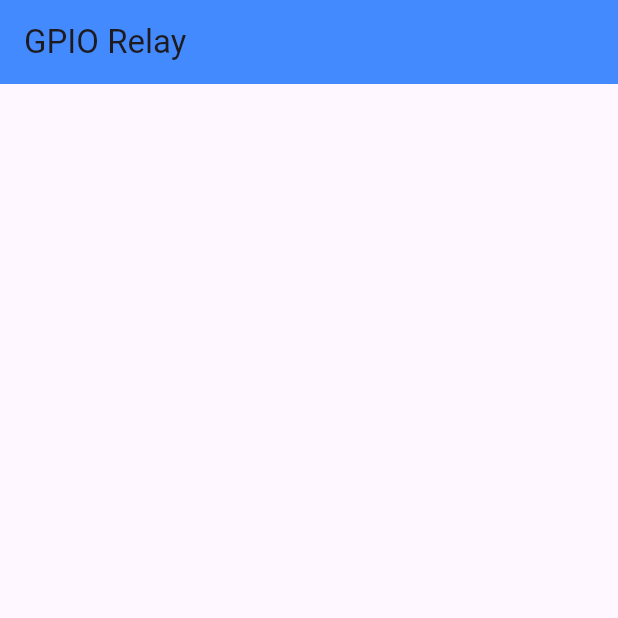
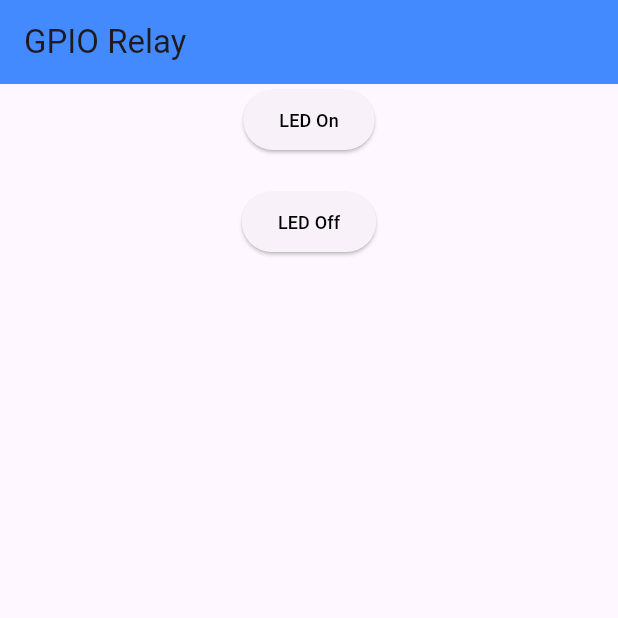
Before and after one commit to AllyTechEngineering/gpio_relay, a Flutter app: the screen it shows after launch, on a phone screen of 412 x 824 dp, the top half of it. Run offline on Flutter 3.47's test engine with Material 3 defaults, Android fonts, the light colour scheme and no system bars.

Commit message:
updated home_screen and added methods

```diff
--- a/lib/screens/home_screen.dart
+++ b/lib/screens/home_screen.dart
@@ -1,4 +1,5 @@
 import 'package:flutter/material.dart';
+import 'package:gpio_relay/src/gpio_relay_one.dart';
 
 class HomeScreen extends StatefulWidget {
   const HomeScreen({super.key});
@@ -10,6 +11,8 @@ class HomeScreen extends StatefulWidget {
 class _HomeScreenState extends State<HomeScreen> {
   @override
   Widget build(BuildContext context) {
+    // Creating an instance of the class and assigning it to the variable.
+    final GpioRelayOne gpioRelayOne = GpioRelayOne();
     return Scaffold(
       appBar: AppBar(
         backgroundColor: Colors.blueAccent,
@@ -18,10 +21,45 @@ class _HomeScreenState extends State<HomeScreen> {
       body: Center(
         child: Column(
           children: <Widget>[
-
+            ledOneOnElevatedButton(),
+            SizedBox(
+              height: 20.0,
+            ),
+            ledOneOffElevatedButton(),
+            SizedBox(
+              height: 20.0,
+            ),
           ],
         ),
       ),
     );
+  } //Widget ends
+
+  Widget ledOneOnElevatedButton() {
+    return ElevatedButton(
+      onPressed: () {
+        setState(() {
+          // TBD
+        });
+      },
+      child: Text(
+        'LED On',
+        style: TextStyle(fontSize: 12.0, color: Colors.black),
+      ),
+    );
   }
-}
+
+  Widget ledOneOffElevatedButton() {
+    return ElevatedButton(
+      onPressed: () {
+        setState(() {
+          // TBD
+        });
+      },
+      child: Text(
+        'LED Off',
+        style: TextStyle(fontSize: 12.0, color: Colors.black),
+      ),
+    );
+  }
+} //class ends
```
